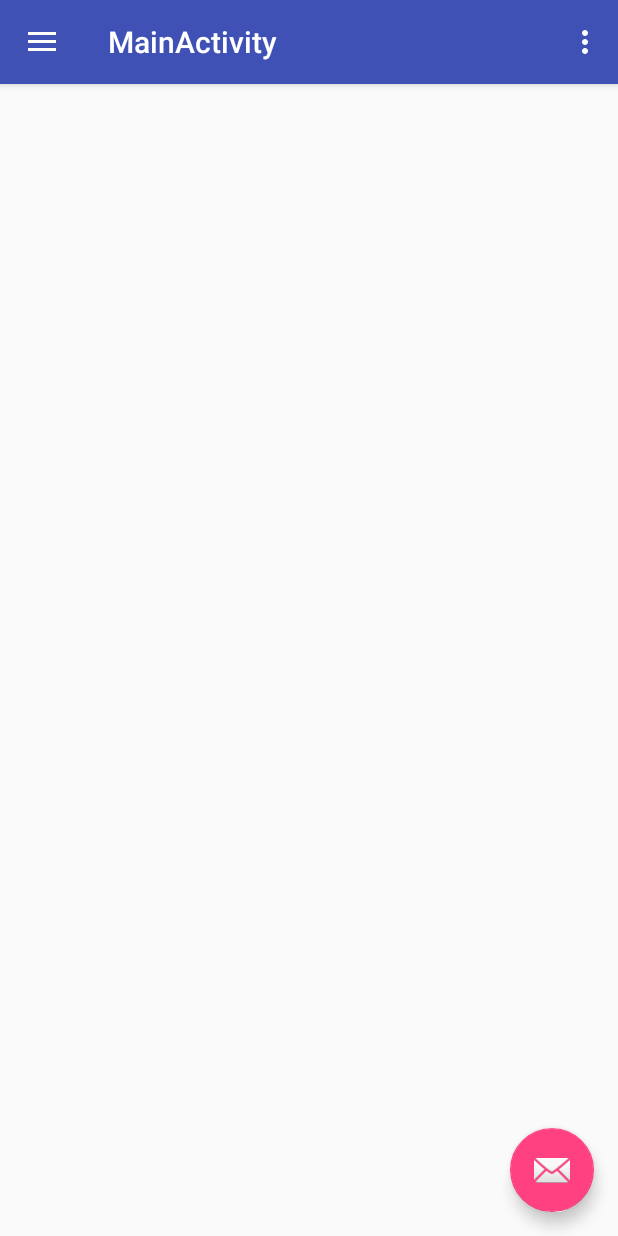
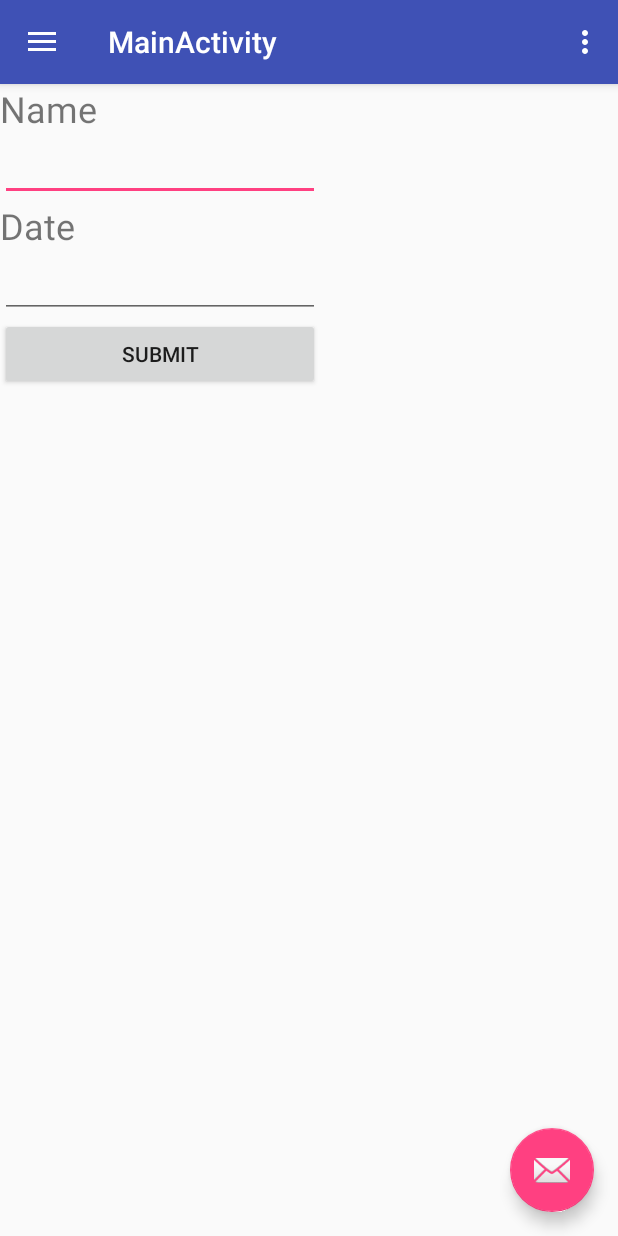
Before and after one commit to ICC-4102-APLICACIONESMOVILES/laboratorio-8-ibparrague, an Android app: the MainActivity screen opened directly, with no data from a screen before it, after a tap on "Import", on a phone screen of 412 x 824 dp. Run offline under Robolectric (Android 15) with nearby library versions, the phone set to English and light mode, and no system bars; our stand-ins replace Room's generated code, Volley; 1 statement that could not run was skipped; 1 other tap on this screen came first.

Commit message:
nisiquiera el punto 1 listo

```diff
--- a/app/src/main/java/cl/magnet/mobileappsexample/MainActivity.java
+++ b/app/src/main/java/cl/magnet/mobileappsexample/MainActivity.java
@@ -1,5 +1,7 @@
 package cl.magnet.mobileappsexample;
 
+import android.app.FragmentManager;
+import android.app.FragmentTransaction;
 import android.arch.lifecycle.Observer;
 import android.arch.lifecycle.ViewModelProviders;
 import android.os.Bundle;
@@ -101,10 +103,16 @@ public class MainActivity extends AppCompatActivity
     @Override
     public boolean onNavigationItemSelected(MenuItem item) {
         // Handle navigation view item clicks here.
+        android.support.v4.app.FragmentManager fragmentManager = getSupportFragmentManager();
+
         int id = item.getItemId();
 
         if (id == R.id.nav_camera) {
-            // Handle the camera action
+            android.support.v4.app.FragmentTransaction transaction = fragmentManager.beginTransaction();
+            //android.support.v4.app.Fragment objFragment = NewFormFragment.newInstance();
+            transaction.replace(R.id.list , new NewFormFragment() );
+            transaction.commit();
+
         } else if (id == R.id.nav_gallery) {
 
         } else if (id == R.id.nav_slideshow) {
--- /dev/null
+++ b/app/src/main/java/cl/magnet/mobileappsexample/NewFormFragment.java
@@ -0,0 +1,56 @@
+package cl.magnet.mobileappsexample;
+
+
+import android.arch.lifecycle.ViewModelProvider;
+import android.arch.lifecycle.ViewModelProviders;
+import android.os.Bundle;
+import android.support.annotation.NonNull;
+import android.support.annotation.Nullable;
+import android.support.v4.app.Fragment;
+import android.support.v4.app.FragmentActivity;
+import android.view.LayoutInflater;
+import android.view.View;
+import android.view.ViewGroup;
+import android.widget.Button;
+import android.widget.EditText;
+
+import org.w3c.dom.Text;
+
+import cl.magnet.mobileappsexample.db.Form;
+import cl.magnet.mobileappsexample.db.FormViewModel;
+
+
+public class NewFormFragment extends Fragment {
+    private FormViewModel model;
+    private EditText etName;
+    private EditText etDate;
+    private Button buttonSubmit;
+
+    public NewFormFragment() {
+        // Required empty public constructor
+        //model = ViewModelProviders.of(getActivity()).get(FormViewModel.class);
+        buttonSubmit.setOnClickListener();
+
+    }
+    public static NewFormFragment newInstance() {
+        NewFormFragment fragment = new NewFormFragment();
+
+        return fragment;
+    }
+
+    @Override
+    public View onCreateView(LayoutInflater inflater, ViewGroup container,
+                             Bundle savedInstanceState) {
+        // Inflate the layout for this fragment
+        return inflater.inflate(R.layout.fragment_new_form, container, false);
+    }
+
+    @Override
+    public void onViewCreated(@NonNull View view, @Nullable Bundle savedInstanceState) {
+        ViewModelProviders.of(this).get(FormViewModel.class);
+        super.onViewCreated(view, savedInstanceState);
+        etName = view.findViewById(R.id.editTextName);
+        etDate = view.findViewById(R.id.editTextDate);
+        buttonSubmit = view.findViewById(R.id.buttonSubmit);
+    }
+}
--- a/app/src/main/res/layout/content_main.xml
+++ b/app/src/main/res/layout/content_main.xml
@@ -7,7 +7,7 @@
     app:layout_behavior="@string/appbar_scrolling_view_behavior"
     tools:context=".MainActivity"
     tools:showIn="@layout/app_bar_main">
-    <fragment android:name="cl.magnet.mobileappsexample.FormsListFragment"
+    <FrameLayout android:name="cl.magnet.mobileappsexample.FormsListFragment"
         android:id="@+id/list"
         android:layout_weight="1"
         android:layout_width="0dp"
--- /dev/null
+++ b/app/src/main/res/layout/fragment_new_form.xml
@@ -0,0 +1,52 @@
+<?xml version="1.0" encoding="utf-8"?>
+<FrameLayout xmlns:android="http://schemas.android.com/apk/res/android"
+    xmlns:app="http://schemas.android.com/apk/res-auto"
+    xmlns:tools="http://schemas.android.com/tools"
+    android:layout_width="match_parent"
+    android:layout_height="match_parent"
+    tools:context=".NewFormFragment">
+
+    <!-- TODO: Update blank fragment layout -->
+
+    <LinearLayout
+        android:layout_width="match_parent"
+        android:layout_height="match_parent"
+        android:orientation="vertical">
+
+        <TextView
+            android:id="@+id/textViewName"
+            android:layout_width="match_parent"
+            android:layout_height="wrap_content"
+            android:text="Name"
+            android:textSize="24sp" />
+
+        <EditText
+            android:id="@+id/editTextName"
+            android:layout_width="match_parent"
+            android:layout_height="wrap_content"
+            android:ems="10"
+            android:inputType="textPersonName" />
+
+        <TextView
+            android:id="@+id/textViewDate"
+            android:layout_width="match_parent"
+            android:layout_height="wrap_content"
+            android:text="Date"
+            android:textSize="24sp" />
+
+        <EditText
+            android:id="@+id/editTextDate"
+            android:layout_width="match_parent"
+            android:layout_height="wrap_content"
+            android:ems="10"
+            android:inputType="date" />
+
+        <Button
+            android:id="@+id/buttonSubmit"
+            android:layout_width="match_parent"
+            android:layout_height="wrap_content"
+            android:text="Submit" />
+
+    </LinearLayout>
+
+</FrameLayout>
--- a/app/src/main/res/values/strings.xml
+++ b/app/src/main/res/values/strings.xml
@@ -21,4 +21,7 @@
     <string name="nav_header_desc">Navigation header</string>
     <string name="action_settings">Settings</string>
     <string name="action_logout">Logout</string>
+
+    <!-- TODO: Remove or change this placeholder text -->
+    <string name="hello_blank_fragment">Hello blank fragment</string>
 </resources>
```
